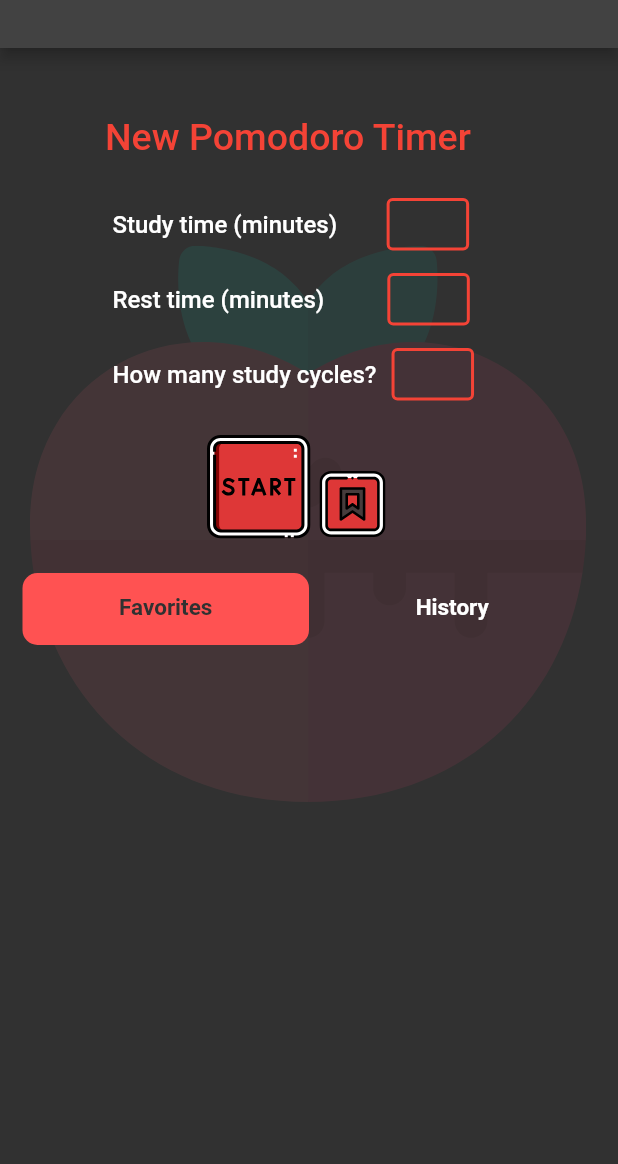
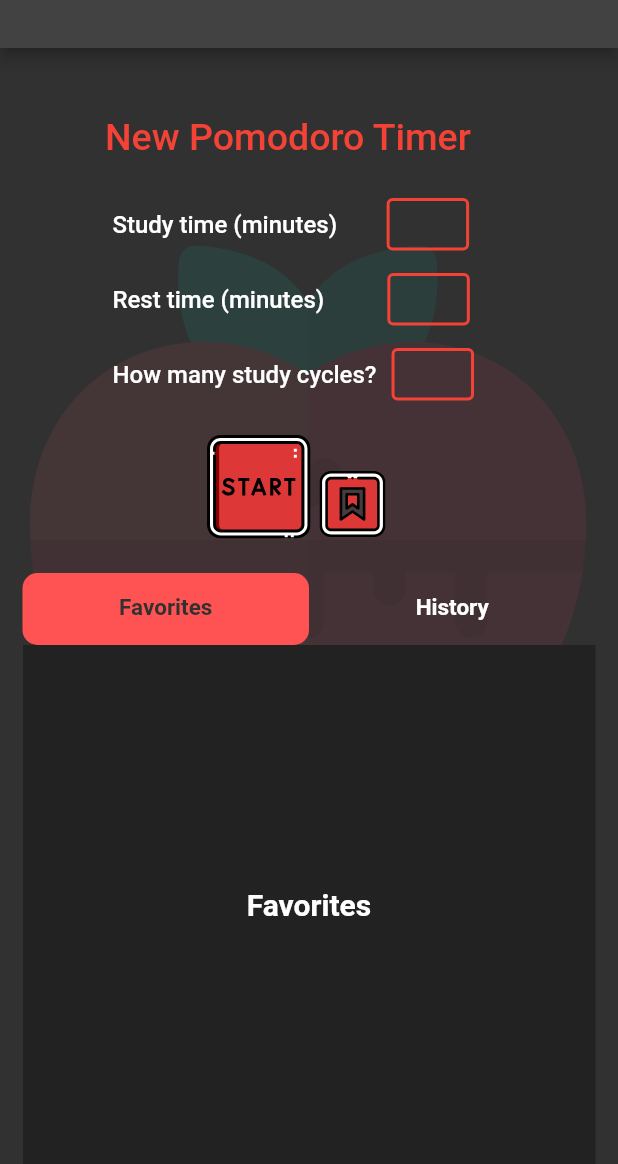
Before and after one commit to SkeletonPythons/studify, a Flutter app: the PomodoroSetUp screen opened by its route, on a phone screen of 412 x 824 dp, the part 72-1236 px from its top. Run offline on Flutter 3.47's test engine with Material 2 defaults, Android fonts, the phone set to English and light mode, and no system bars; our stand-ins replace cloud_firestore, firebase_auth, firebase_core, flutter_form_builder, flutter_svg, font_awesome_flutter and 6 more; missing offline and left inert: flutterfire_ui; accounts and stored records are empty; Roboto replaces fonts that are missing (Ubuntu).

Commit message:
tab bar view ui

```diff
--- a/lib/widgets/timer_widgets/timer_history.dart
+++ b/lib/widgets/timer_widgets/timer_history.dart
@@ -43,6 +43,37 @@ class _TimerHistoryState extends State<TimerHistory>
             ],
           ),
         ),
+        Expanded(
+          child: TabBarView(
+            controller: tabController,
+            children: [
+              Container(
+                color: kBackgroundDark,
+                child: Center(
+                  child: Text(
+                    'Favorites',
+                    style: TextStyle(
+                      fontSize: 20,
+                      fontWeight: FontWeight.bold,
+                    ),
+                  ),
+                ),
+              ),
+              Container(
+                color: kBackgroundDark,
+                child: Center(
+                  child: Text(
+                    'History',
+                    style: TextStyle(
+                      fontSize: 20,
+                      fontWeight: FontWeight.bold,
+                    ),
+                  ),
+                ),
+              ),
+            ],
+          ),
+        ),
     ]);
   }
 }
```
